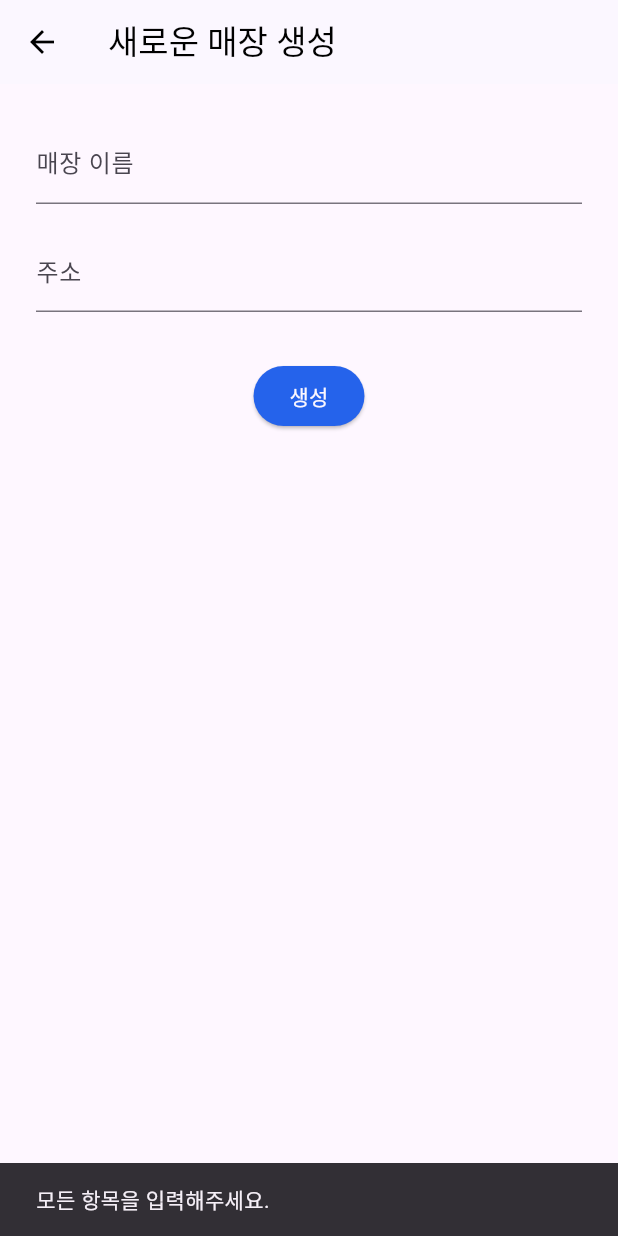
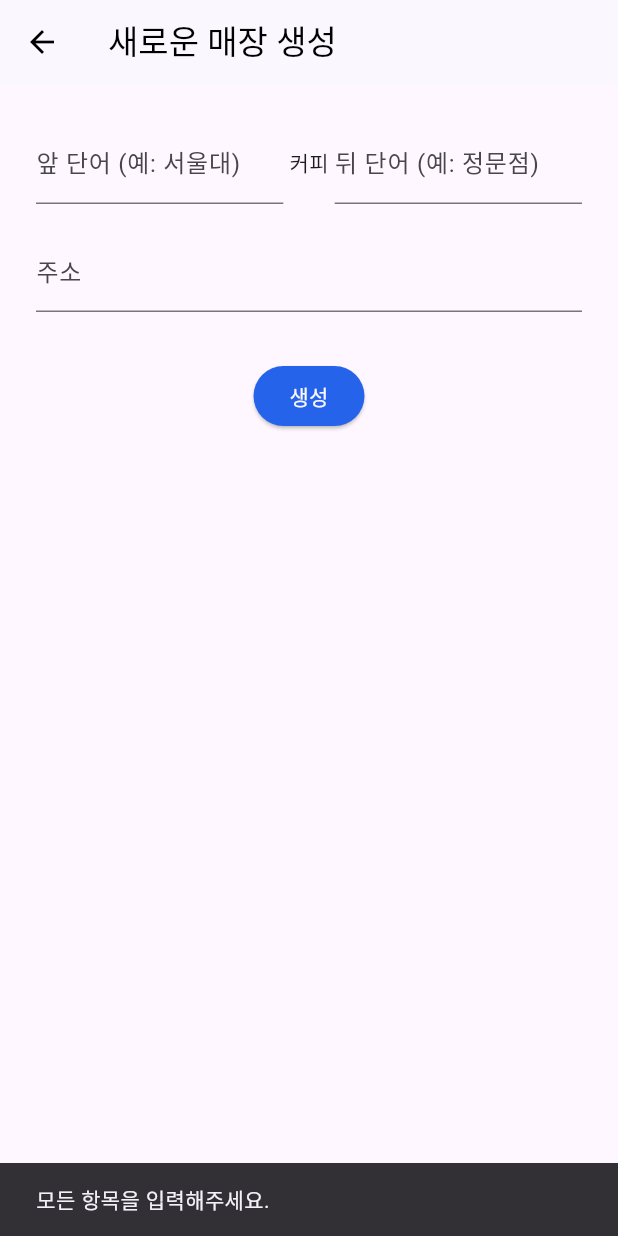
Before and after one commit to onyune/Re_fill, a Flutter app: the CreateStoreScreen screen opened directly, after a tap on "생성", on a phone screen of 412 x 824 dp. Run offline on Flutter 3.47's test engine with Material 3 defaults, Android fonts, the phone set to English and light mode, and no system bars; our stand-ins replace cloud_firestore, firebase_auth, firebase_core, firebase_messaging, geolocator, google_sign_in; accounts and stored records are empty.

Commit message:
파일 정리 및 매장 명 등록

```diff
--- a/lib/login_service/create_store_screen.dart
+++ b/lib/login_service/create_store_screen.dart
@@ -1,19 +1,17 @@
 import 'package:flutter/material.dart';
-
 import 'package:refill/colors.dart';
 import '../main_navigation.dart';
-
 import 'package:cloud_firestore/cloud_firestore.dart';
 import 'package:firebase_auth/firebase_auth.dart';
-
 
 class CreateStoreScreen extends StatelessWidget {
   const CreateStoreScreen({super.key});
 
   @override
   Widget build(BuildContext context) {
-    final storeNameController = TextEditingController();
-    final addressController = TextEditingController();
+    final prefixController = TextEditingController(); // 앞부분
+    final suffixController = TextEditingController(); // 뒷부분
+    final addressController = TextEditingController(); // 주소
 
     return Scaffold(
       appBar: AppBar(
@@ -21,16 +19,32 @@ class CreateStoreScreen extends StatelessWidget {
         backgroundColor: AppColors.background,
         foregroundColor: Colors.black,
       ),
-      resizeToAvoidBottomInset: true, // 키보드 때문에 밀림 방지
+      resizeToAvoidBottomInset: true,
       body: GestureDetector(
-        onTap: () => FocusScope.of(context).unfocus(), // 빈 화면 탭 시 키보드 닫힘
+        onTap: () => FocusScope.of(context).unfocus(),
         child: SingleChildScrollView(
           padding: const EdgeInsets.all(24.0),
           child: Column(
             children: [
-              TextField(
-                controller: storeNameController,
-                decoration: const InputDecoration(labelText: '매장 이름'),
+              Row(
+                children: [
+                  Expanded(
+                    child: TextField(
+                      controller: prefixController,
+                      decoration: const InputDecoration(labelText: '앞 단어 (예: 서울대)'),
+                    ),
+                  ),
+                  const Padding(
+                    padding: EdgeInsets.symmetric(horizontal: 4),
+                    child: Text('커피'),
+                  ),
+                  Expanded(
+                    child: TextField(
+                      controller: suffixController,
+                      decoration: const InputDecoration(labelText: '뒤 단어 (예: 정문점)'),
+                    ),
+                  ),
+                ],
               ),
               const SizedBox(height: 16),
               TextField(
@@ -40,37 +54,37 @@ class CreateStoreScreen extends StatelessWidget {
               const SizedBox(height: 32),
               ElevatedButton(
                 onPressed: () async {
-                  final storeName = storeNameController.text.trim();
+                  final prefix = prefixController.text.trim();
+                  final suffix = suffixController.text.trim();
                   final address = addressController.text.trim();
                   final uid = FirebaseAuth.instance.currentUser?.uid;
 
-                  if (storeName.isEmpty || address.isEmpty || uid == null) {
+                  if (prefix.isEmpty || suffix.isEmpty || address.isEmpty || uid == null) {
                     ScaffoldMessenger.of(context).showSnackBar(
                       const SnackBar(content: Text("모든 항목을 입력해주세요.")),
                     );
                     return;
                   }
 
-                  // 매장 생성하고 DocumentReference 받아오기
+                  final fullStoreName = '$prefix 커피 $suffix 점';
+
                   final storeRef = await FirebaseFirestore.instance.collection('stores').add({
-                    'storeName': storeName,
+                    'storeName': fullStoreName,
+                    'storeNamePrefix': prefix,
+                    'storeNameSuffix': suffix,
                     'address': address,
                     'ownerUid': uid,
                     'createdAt': Timestamp.now(),
-                    'members': [], // 직원 목록은 비어 있음
-                    // 나중에 사용 -- 'inviteCode': generateInviteCode(), // 랜덤 초대코드
-                    // 나중에 사용 -- 'autoOrderEnabled': false,
+                    'members': [],
                     'storeType': '카페',
                   });
 
-                  // 사용자 문서에 storeId와 role도 저장
                   await FirebaseFirestore.instance.collection('users').doc(uid).update({
                     'storeId': storeRef.id,
-                    'role': 'owner', // 점주
+                    'role': 'owner',
                     'createdAt': FieldValue.serverTimestamp(),
                   });
 
-                  // 메인 화면으로 이동
                   Navigator.pushAndRemoveUntil(
                     context,
                     MaterialPageRoute(builder: (_) => const MainNavigation()),
```
Also changed, not shown: lib/login_service/store_create_screen.dart (deleted, +0 -152 lines), lib/login_service/store_entry_screen.dart (deleted, +0 -118 lines).
